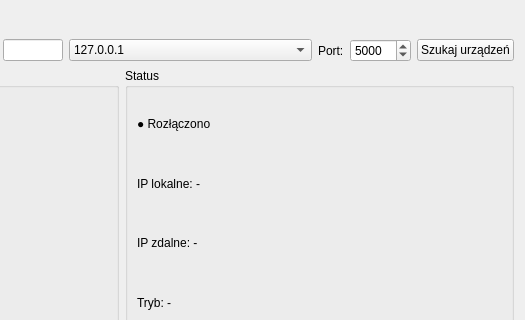
This is connectionwindow.ui in surowyantoni/PK_projekt_SK as Qt 5 draws it before an edit; both pictures show x 475 to 1000 and y 0 to 320 of the 1000 by 500 pixel window. The edited form follows.
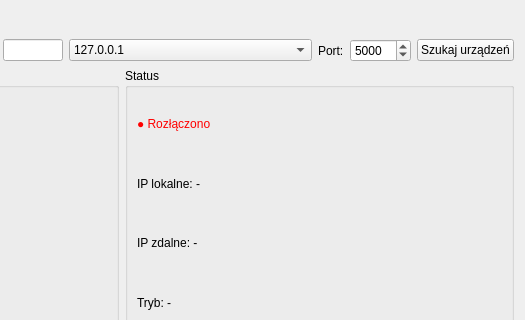
This is the edited form.

Patch:
```diff
--- a/connectionwindow.ui
+++ b/connectionwindow.ui
@@ -203,6 +203,9 @@
        <layout class="QVBoxLayout">
         <item>
          <widget class="QLabel" name="labelConnStatus">
+          <property name="styleSheet">
+           <string notr="true">color: red;</string>
+          </property>
           <property name="text">
            <string>● Rozłączono</string>
           </property>
```
